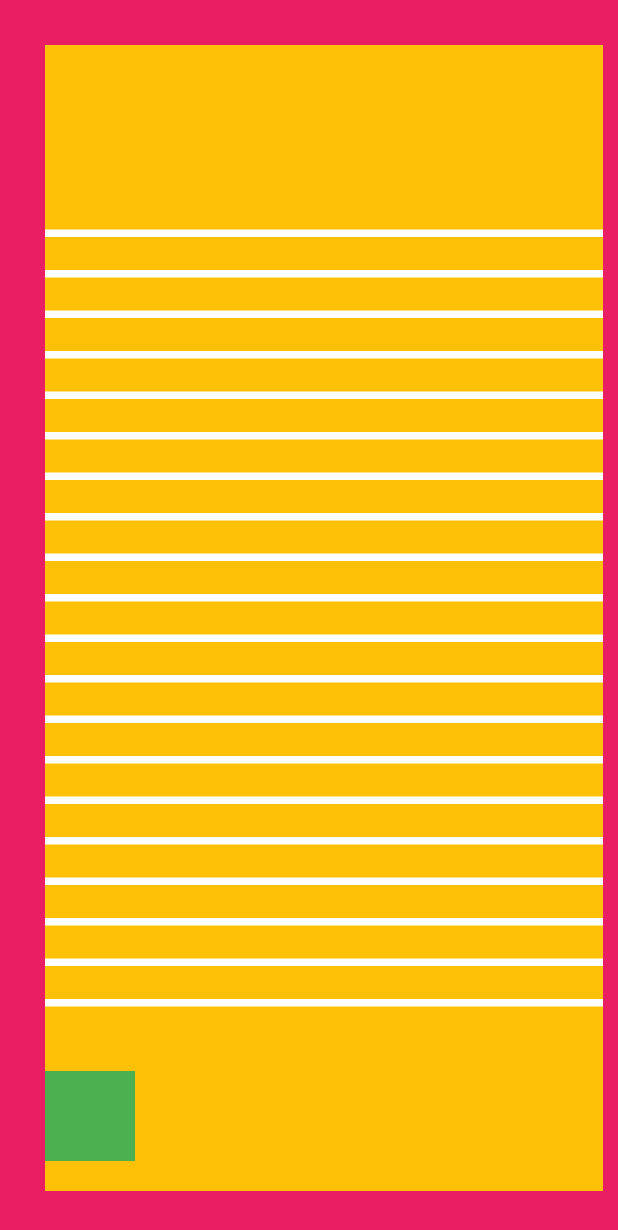
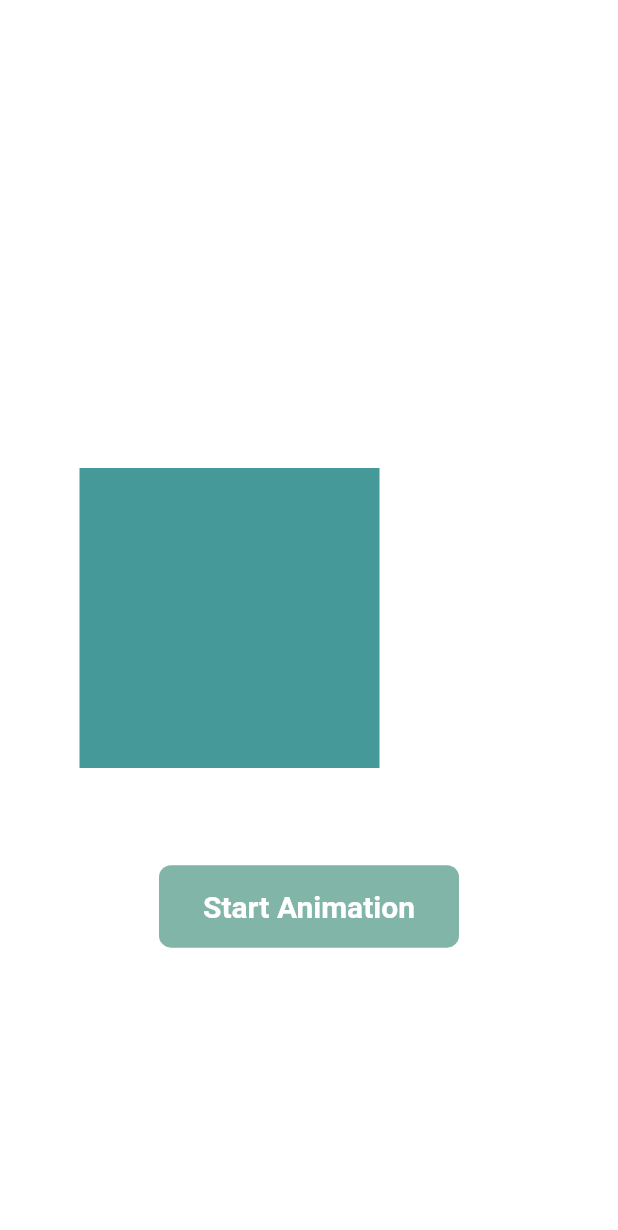
Before and after one commit to AlbusSong/harp_app, a Flutter app: the screen it shows after launch, on a phone screen of 412 x 824 dp. Shown: the top 1230 px of the screen. Run offline on Flutter 3.47's test engine with Material 2 defaults, Android fonts, the phone set to English and light mode, and no system bars; missing offline and left inert: midi_player, soundpool.

Commit message:
SpringAnimPage

```diff
--- a/lib/Others/Tool/SoundTool.dart
+++ b/lib/Others/Tool/SoundTool.dart
@@ -46,6 +46,9 @@ class SoundTool {
   }
 
   void stopNote() {
+    if (this.currentStreamId < 0) {
+      return;
+    }
     sp.stop(this.currentStreamId);
   }
 }
--- /dev/null
+++ b/lib/SpringAnimPage.dart
@@ -0,0 +1,132 @@
+import 'package:flutter/material.dart';
+import 'package:flutter/physics.dart';
+import 'package:harp_app/Others/Tool/GlobalTool.dart';
+
+class SpringAnimPage extends StatefulWidget {
+  @override
+  State<StatefulWidget> createState() {
+    return _SpringAnimPageState();
+  }
+}
+
+class _SpringAnimPageState extends State<SpringAnimPage>
+    with TickerProviderStateMixin {
+  late AnimationController _animController;
+  // Alignment _pluckAlignment = Alignment(0.5, 0);
+  // late Animation<Alignment> _animation;
+
+  @override
+  void initState() {
+    super.initState();
+
+    _animController =
+        AnimationController(vsync: this, lowerBound: -0.5, upperBound: 0.5);
+    _animController.addListener(() {
+      // print("_animation.value: ${_animation.value}");
+      print(_animController.value);
+      setState(() {});
+      // if (_animation.isCompleted) {
+      //   setState(() {
+      //     _pluckAlignment = Alignment(0.5, 0);
+      //   });
+      // } else {
+      //   setState(() {
+      //     _pluckAlignment = _animation.value;
+      //   });
+      // }
+    });
+  }
+
+  void _runAnim() {
+    _stopAnim();
+
+    // _animation = _animController.drive(
+    //   AlignmentTween(
+    //     // begin: _pluckAlignment,
+    //     begin: Alignment(0.5, 0),
+    //     end: Alignment.center,
+    //   ),
+    // );
+
+    // _animController.reset();
+    // _animController.forward();
+
+    const spring = SpringDescription(
+      mass: 2,
+      stiffness: 200,
+      damping: 3,
+    );
+
+    final simulation = SpringSimulation(spring, 0.5, 0, 20);
+    _animController.animateWith(simulation);
+
+    // _animController.fling(velocity: 10);
+  }
+
+  void _stopAnim() {
+    _animController.stop();
+    // _animController.reset();
+  }
+
+  @override
+  void dispose() {
+    _animController.dispose();
+
+    super.dispose();
+  }
+
+  @override
+  Widget build(BuildContext context) {
+    return Scaffold(
+      backgroundColor: Colors.white,
+      extendBody: true,
+      body: _buildBody(),
+    );
+  }
+
+  Widget _buildBody() {
+    return Stack(
+      children: [
+        Align(
+          child: _buildAnimationBlock(),
+          alignment: Alignment(_animController.value, 0),
+        ),
+        Align(
+          child: Container(
+            // padding: EdgeInsets.symmetric(vertical: 5, horizontal: 10),
+            clipBehavior: Clip.hardEdge,
+            decoration: BoxDecoration(
+              borderRadius: BorderRadius.all(Radius.circular(8)),
+              color: hexColor("80b5a8"),
+            ),
+            child: TextButton(
+              style: TextButton.styleFrom(
+                fixedSize: Size(200, 55),
+              ),
+              onPressed: () {
+                _runAnim();
+              },
+              child: Text(
+                "Start Animation",
+                style: TextStyle(
+                  fontSize: 20,
+                  fontWeight: FontWeight.bold,
+                  color: Colors.white,
+                ),
+              ),
+            ),
+          ),
+          alignment: Alignment(0, 0.5),
+        ),
+      ],
+    );
+  }
+
+  Widget _buildAnimationBlock() {
+    return Container(
+      color: hexColor("459999"),
+      width: 200,
+      height: 200,
+    );
+  }
+}
--- a/lib/main.dart
+++ b/lib/main.dart
@@ -1,5 +1,6 @@
 import 'package:flutter/material.dart';
 import 'HomePage.dart';
+import 'SpringAnimPage.dart';
 
 void main() {
   runApp(const MyApp());
@@ -25,7 +26,7 @@ class MyApp extends StatelessWidget {
         // is not restarted.
         primarySwatch: Colors.blue,
       ),
-      home: HomePage(),
+      home: SpringAnimPage(),
       debugShowCheckedModeBanner: false,
     );
   }
```
Also changed, not shown: lib/HomePage.dart (+84 -6 lines).
